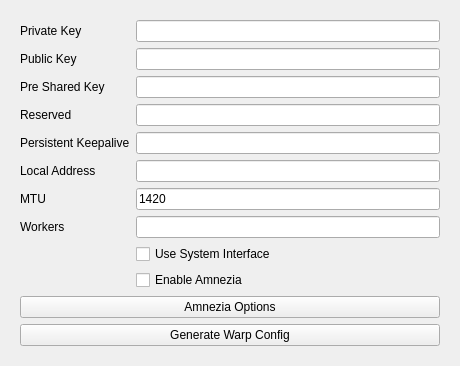
Qt form include/ui/profile/edit_wireguard.ui (throneproj/Throne) before a commit.
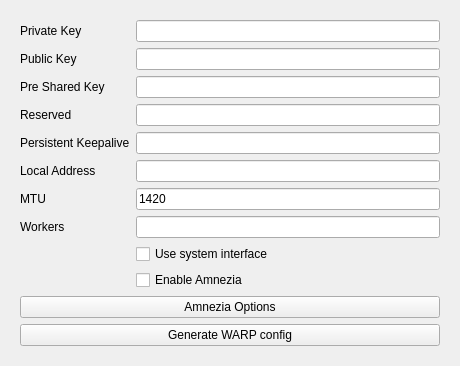
The same form after that commit.

```diff
--- a/include/ui/profile/edit_wireguard.ui
+++ b/include/ui/profile/edit_wireguard.ui
@@ -137,7 +137,7 @@
       <item row="8" column="1">
        <widget class="QCheckBox" name="sys_ifc">
         <property name="text">
-         <string>Use System Interface</string>
+         <string>Use system interface</string>
         </property>
        </widget>
       </item>
@@ -164,7 +164,7 @@
          <string>Generate a Cloudflare WARP account and fill the key, address and endpoint fields above.</string>
         </property>
         <property name="text">
-         <string>Generate Warp Config</string>
+         <string>Generate WARP config</string>
         </property>
        </widget>
       </item>
```
Left out of the diff: 6 changed lines with no effect on the pictures.
